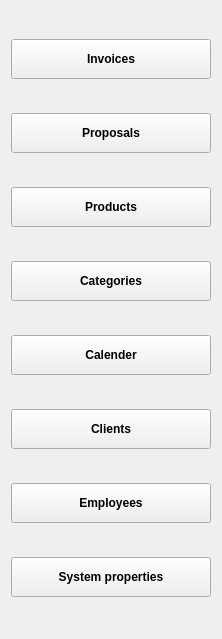
nasserahmed96/invoces_manager, file forms/sidebar_GUI.ui: the form before one commit.
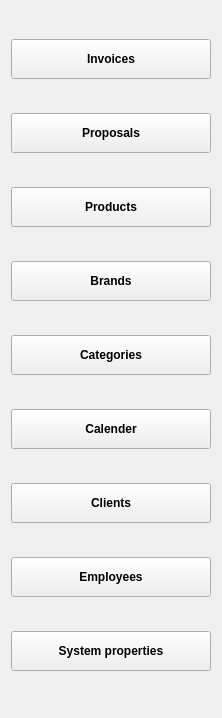
The form after the commit. Icons and pictures are not drawn.

Commit message: Creating class base manager to be the base class for all managers, added brands manafer and refactoring it ro base manager

Patch:
```diff
--- a/forms/sidebar_GUI.ui
+++ b/forms/sidebar_GUI.ui
@@ -7,7 +7,7 @@
     <x>0</x>
     <y>0</y>
     <width>218</width>
-    <height>639</height>
+    <height>718</height>
    </rect>
   </property>
   <property name="sizePolicy">
@@ -159,6 +159,48 @@
      </property>
     </widget>
    </item>
+   <item>
+    <widget class="QPushButton" name="brands_btn">
+     <property name="sizePolicy">
+      <sizepolicy hsizetype="Fixed" vsizetype="Fixed">
+       <horstretch>0</horstretch>
+       <verstretch>0</verstretch>
+      </sizepolicy>
+     </property>
+     <property name="minimumSize">
+      <size>
+       <width>200</width>
+       <height>40</height>
+      </size>
+     </property>
+     <property name="font">
+      <font>
+       <bold>true</bold>
+       <underline>false</underline>
+       <strikeout>false</strikeout>
+      </font>
+     </property>
+     <property name="toolTip">
+      <string>Manage products, and get reports about the,</string>
+     </property>
+     <property name="styleSheet">
+      <string notr="true"/>
+     </property>
+     <property name="text">
+      <string>Brands</string>
+     </property>
+     <property name="icon">
+      <iconset resource="../resources.qrc">
+       <normaloff>:/icons/Icons/brands_icon.png</normaloff>:/icons/Icons/brands_icon.png</iconset>
+     </property>
+     <property name="iconSize">
+      <size>
+       <width>24</width>
+       <height>24</height>
+      </size>
+     </property>
+    </widget>
+   </item>
    <item>
     <widget class="QPushButton" name="categories_btn">
      <property name="sizePolicy">
@@ -175,7 +217,6 @@
      </property>
      <property name="font">
       <font>
-       <weight>75</weight>
        <bold>true</bold>
        <underline>false</underline>
        <strikeout>false</strikeout>
@@ -227,7 +268,6 @@
      </property>
      <property name="font">
       <font>
-       <weight>75</weight>
        <bold>true</bold>
        <underline>false</underline>
        <strikeout>false</strikeout>
@@ -276,7 +316,6 @@
      </property>
      <property name="font">
       <font>
-       <weight>75</weight>
        <bold>true</bold>
        <underline>false</underline>
        <strikeout>false</strikeout>
@@ -325,7 +364,6 @@
      </property>
      <property name="font">
       <font>
-       <weight>75</weight>
        <bold>true</bold>
        <underline>false</underline>
        <strikeout>false</strikeout>
@@ -374,7 +412,6 @@
      </property>
      <property name="font">
       <font>
-       <weight>75</weight>
        <bold>true</bold>
        <underline>false</underline>
        <strikeout>false</strikeout>
```
Left out of the diff: 3 changed lines with no effect on the pictures. The commit also changes 20 other files.
